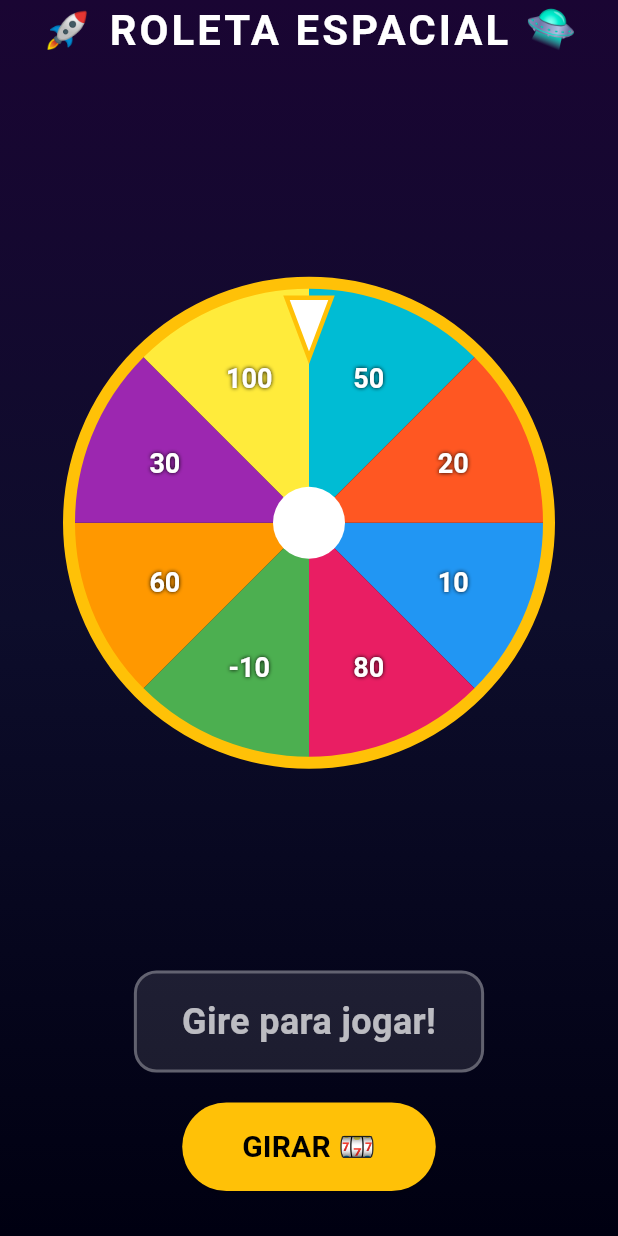
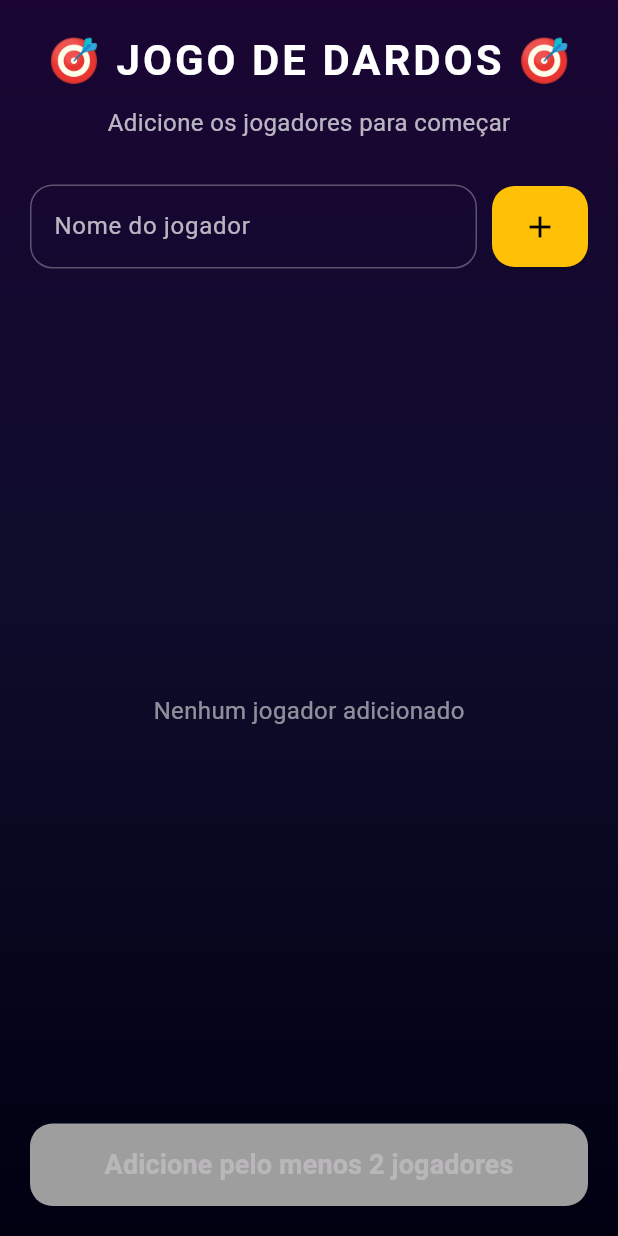
Before and after one commit to Thyagocool/game-score, a Flutter app: the screen it shows after launch, on a phone screen of 412 x 824 dp. Run offline on Flutter 3.47's test engine with Material 3 defaults, Android fonts, the phone set to English and light mode, and no system bars.

Commit message:
refactor: completely rewrite app as dartboard scorekeeper
BREAKING CHANGE: Removed spinning roulette, now it's a scorekeeper for real dart game

Features:
- Player registration screen
- Game screen with dartboard image
- Tap on image to record scores
- Player selection
- Scoreboard display
- Reset scores button

```diff
--- a/lib/main.dart
+++ b/lib/main.dart
@@ -1,4 +1,3 @@
-import 'dart:math';
 import 'package:flutter/material.dart';
 
 void main() {
@@ -11,7 +10,7 @@ class MyApp extends StatelessWidget {
   @override
   Widget build(BuildContext context) {
     return MaterialApp(
-      title: 'Roleta Espacial',
+      title: 'Marcador de Dardos',
       debugShowCheckedModeBanner: false,
       theme: ThemeData(
         colorScheme: ColorScheme.fromSeed(
@@ -20,119 +19,250 @@ class MyApp extends StatelessWidget {
         ),
         useMaterial3: true,
       ),
-      home: const RouletteScreen(),
+      home: const HomeScreen(),
     );
   }
 }
 
-class RouletteScreen extends StatefulWidget {
-  const RouletteScreen({super.key});
+// Tela inicial - Cadastro de Jogadores
+class HomeScreen extends StatefulWidget {
+  const HomeScreen({super.key});
 
   @override
-  State<RouletteScreen> createState() => _RouletteScreenState();
+  State<HomeScreen> createState() => _HomeScreenState();
 }
 
-class _RouletteScreenState extends State<RouletteScreen>
-    with SingleTickerProviderStateMixin {
-  late AnimationController _controller;
-  late Animation<double> _animation;
-  double _currentRotation = 0;
-  int? _resultIndex;
-  bool _isSpinning = false;
+class _HomeScreenState extends State<HomeScreen> {
+  final List<String> players = [];
+  final TextEditingController _nameController = TextEditingController();
 
-  // Dados da roleta
-  final List<Color> segmentColors = [
-    const Color(0xFF2196F3), // Azul - 10
-    const Color(0xFFE91E63), // Rosa - 80
-    const Color(0xFF4CAF50), // Verde - -10
-    const Color(0xFFFF9800), // Laranja - 60
-    const Color(0xFF9C27B0), // Roxo - 30
-    const Color(0xFFFFEB3B), // Amarelo - 100
-    const Color(0xFF00BCD4), // Ciano - 50
-    const Color(0xFFFF5722), // Vermelho - 20
-  ];
+  void _addPlayer() {
+    if (_nameController.text.isNotEmpty) {
+      setState(() {
+        players.add(_nameController.text);
+        _nameController.clear();
+      });
+    }
+  }
 
+  void _startGame() {
+    if (players.isNotEmpty) {
+      Navigator.push(
+        context,
+        MaterialPageRoute(
+          builder: (context) => GameScreen(players: List.from(players)),
+        ),
+      );
+    }
+  }
+
+  @override
+  Widget build(BuildContext context) {
+    return Scaffold(
+      body: Container(
+        decoration: const BoxDecoration(
+          gradient: LinearGradient(
+            begin: Alignment.topCenter,
+            end: Alignment.bottomCenter,
+            colors: [
+              Color(0xFF1a0533),
+              Color(0xFF0d0d2b),
+              Color(0xFF000011),
+            ],
+          ),
+        ),
+        child: SafeArea(
+          child: Padding(
+            padding: const EdgeInsets.all(20),
+            child: Column(
+              children: [
+                // Título
+                const Text(
+                  '🎯 JOGO DE DARDOS 🎯',
+                  style: TextStyle(
+                    fontSize: 28,
+                    fontWeight: FontWeight.bold,
+                    color: Colors.white,
+                    letterSpacing: 2,
+                  ),
+                ),
+                const SizedBox(height: 10),
+                const Text(
+                  'Adicione os jogadores para começar',
+                  style: TextStyle(
+                    fontSize: 16,
+                    color: Colors.white70,
+                  ),
+                ),
+                const SizedBox(height: 30),
+
+                // Campo de entrada
+                Row(
+                  children: [
+                    Expanded(
+                      child: TextField(
+                        controller: _nameController,
+                        style: const TextStyle(color: Colors.white),
+                        decoration: InputDecoration(
+                          labelText: 'Nome do jogador',
+                          labelStyle: const TextStyle(color: Colors.white70),
+                          border: OutlineInputBorder(
+                            borderRadius: BorderRadius.circular(15),
+                            borderSide: const BorderSide(color: Colors.white30),
+                          ),
+                          enabledBorder: OutlineInputBorder(
+                            borderRadius: BorderRadius.circular(15),
+                            borderSide: const BorderSide(color: Colors.white30),
+                          ),
+                          focusedBorder: OutlineInputBorder(
+                            borderRadius: BorderRadius.circular(15),
+                            borderSide: const BorderSide(color: Colors.amber),
+                          ),
+                        ),
+                        onSubmitted: (_) => _addPlayer(),
+                      ),
+                    ),
+                    const SizedBox(width: 10),
+                    ElevatedButton(
+                      onPressed: _addPlayer,
+                      style: ElevatedButton.styleFrom(
+                        backgroundColor: Colors.amber,
+                        foregroundColor: Colors.black,
+                        padding: const EdgeInsets.all(15),
+                        shape: RoundedRectangleBorder(
+                          borderRadius: BorderRadius.circular(15),
+                        ),
+                      ),
+                      child: const Icon(Icons.add, size: 24),
+                    ),
+                  ],
+                ),
+                const SizedBox(height: 20),
+
+                // Lista de jogadores
+                Expanded(
+                  child: players.isEmpty
+                      ? const Center(
+                          child: Text(
+                            'Nenhum jogador adicionado',
+                            style: TextStyle(color: Colors.white54, fontSize: 16),
+                          ),
+                        )
+                      : ListView.builder(
+                          itemCount: players.length,
+                          itemBuilder: (context, index) {
+                            return Card(
+                              color: Colors.white.withValues(alpha: 0.1),
+                              child: ListTile(
+                                leading: CircleAvatar(
+                                  backgroundColor: Colors.amber,
+                                  child: Text(
+                                    '${index + 1}',
+                                    style: const TextStyle(color: Colors.black),
+                                  ),
+                                ),
+                                title: Text(
+                                  players[index],
+                                  style: const TextStyle(
+                                    color: Colors.white,
+                                    fontSize: 18,
+                                  ),
+                                ),
+                                trailing: IconButton(
+                                  icon: const Icon(Icons.delete, color: Colors.red),
+                                  onPressed: () {
+                                    setState(() {
+                                      players.removeAt(index);
+                                    });
+                                  },
+                                ),
+                              ),
+                            );
+                          },
+                        ),
+                ),
+
+                // Botão iniciar
+                SizedBox(
+                  width: double.infinity,
+                  height: 55,
+                  child: ElevatedButton(
+                    onPressed: players.length >= 2 ? _startGame : null,
+                    style: ElevatedButton.styleFrom(
+                      backgroundColor: Colors.amber,
+                      foregroundColor: Colors.black,
+                      disabledBackgroundColor: Colors.grey,
+                      shape: RoundedRectangleBorder(
+                        borderRadius: BorderRadius.circular(15),
+                      ),
+                    ),
+                    child: Text(
+                      players.length >= 2
+                          ? 'INICIAR JOGO (${players.length} jogadores)'
+                          : 'Adicione pelo menos 2 jogadores',
+                      style: const TextStyle(
+                        fontSize: 18,
+                        fontWeight: FontWeight.bold,
+                      ),
+                    ),
+                  ),
+                ),
+              ],
+            ),
+          ),
+        ),
+      ),
+    );
+  }
+}
+
+// Tela do Jogo
+class GameScreen extends StatefulWidget {
+  final List<String> players;
+
+  const GameScreen({super.key, required this.players});
+
+  @override
+  State<GameScreen> createState() => _GameScreenState();
+}
+
+class _GameScreenState extends State<GameScreen> {
+  late Map<String, int> scores;
+  String? selectedPlayer;
+
+  // Valores dos segmentos (baseado na imagem)
+  // A imagem tem 8 segmentos com valores: 10, 80, -10, 60, 30, 100, 50, 20
   final List<int> segmentValues = [10, 80, -10, 60, 30, 100, 50, 20];
 
   @override
   void initState() {
     super.initState();
-    _controller = AnimationController(
-      duration: const Duration(seconds: 4),
-      vsync: this,
-    );
+    scores = {for (var player in widget.players) player: 0};
+    selectedPlayer = widget.players.first;
+  }
 
-    _animation = Tween<double>(
-      begin: 0,
-      end: 1,
-    ).animate(CurvedAnimation(
-      parent: _controller,
-      curve: Curves.decelerate,
-    ));
-
-    _controller.addListener(() {
+  void _addPoints(int points) {
+    if (selectedPlayer != null) {
       setState(() {
-        _currentRotation = _animation.value;
-      });
+        scores[selectedPlayer!] = scores[selectedPlayer!]! + points;
       });
 
-    _controller.addStatusListener((status) {
-      if (status == AnimationStatus.completed) {
-        _calculateResult();
-        setState(() {
-          _isSpinning = false;
-        });
+      ScaffoldMessenger.of(context).showSnackBar(
+        SnackBar(
+          content: Text(
+            '$selectedPlayer ganhou $points pontos!',
+            style: const TextStyle(fontSize: 16),
+          ),
+          backgroundColor: points > 0 ? Colors.green : Colors.red,
+          duration: const Duration(seconds: 1),
+        ),
+      );
     }
-    });
   }
 
-  @override
-  void dispose() {
-    _controller.dispose();
-    super.dispose();
-  }
-
-  void _spin() {
-    if (_isSpinning) return;
-
+  void _resetScores() {
     setState(() {
-      _isSpinning = true;
-      _resultIndex = null;
-    });
-
-    // Sortear resultado
-    final random = Random();
-    final selectedIndex = random.nextInt(segmentColors.length);
-
-    // Calcular rotação (mínimo 5 giros + posição do segmento)
-    final segmentAngle = 2 * pi / segmentColors.length;
-    final targetAngle = 5 * 2 * pi + (selectedIndex * segmentAngle);
-
-    _animation = Tween<double>(
-      begin: _currentRotation,
-      end: _currentRotation + targetAngle,
-    ).animate(CurvedAnimation(
-      parent: _controller,
-      curve: Curves.decelerate,
-    ));
-
-    _controller.reset();
-    _controller.forward();
-  }
-
-  void _calculateResult() {
-    // Calcular qual segmento está no topo (posição do indicador)
-    final normalizedRotation = _currentRotation % (2 * pi);
-    final segmentAngle = 2 * pi / segmentColors.length;
-
-    // O indicador está no topo (ângulo -pi/2 ou 3*pi/2)
-    final indicatorAngle = 3 * pi / 2;
-    final adjustedAngle = (indicatorAngle - normalizedRotation) % (2 * pi);
-
-    final index = (adjustedAngle / segmentAngle).floor() % segmentColors.length;
-
-    setState(() {
-      _resultIndex = index;
+      scores = {for (var player in widget.players) player: 0};
     });
   }
 
@@ -153,225 +283,154 @@ class _RouletteScreenState extends State<RouletteScreen>
         ),
         child: SafeArea(
           child: Column(
-            mainAxisAlignment: MainAxisAlignment.center,
             children: [
-              // Título
+              // Header com placar
+              Container(
+                padding: const EdgeInsets.all(15),
+                child: Column(
+                  children: [
                     const Text(
-                '🚀 ROLETA ESPACIAL 🛸',
+                      '🎯 PLACAR',
                       style: TextStyle(
-                  fontSize: 28,
+                        fontSize: 24,
                         fontWeight: FontWeight.bold,
                         color: Colors.white,
-                  letterSpacing: 2,
                       ),
                     ),
-              const SizedBox(height: 20),
-
-              // Roleta com indicador
-              Expanded(
-                child: Center(
-                  child: Stack(
-                    alignment: Alignment.center,
-                    children: [
-                      // Roleta girando
-                      Transform.rotate(
-                        angle: _currentRotation,
-                        child: SizedBox(
-                          width: 320,
-                          height: 320,
-                          child: CustomPaint(
-                            painter: RoulettePainter(
-                              segmentColors: segmentColors,
-                              segmentValues: segmentValues,
+                    const SizedBox(height: 10),
+                    // Placar dos jogadores
+                    Row(
+                      mainAxisAlignment: MainAxisAlignment.spaceAround,
+                      children: widget.players.map((player) {
+                        final isSelected = player == selectedPlayer;
+                        return GestureDetector(
+                          onTap: () {
+                            setState(() {
+                              selectedPlayer = player;
+                            });
+                          },
+                          child: Container(
+                            padding: const EdgeInsets.symmetric(
+                              horizontal: 20,
+                              vertical: 10,
+                            ),
+                            decoration: BoxDecoration(
+                                  color: isSelected
+                                  ? Colors.amber.withValues(alpha: 0.3)
+                                  : Colors.white.withValues(alpha: 0.1),
+                              borderRadius: BorderRadius.circular(15),
+                              border: Border.all(
+                                color: isSelected ? Colors.amber : Colors.white30,
+                                width: 2,
                               ),
                             ),
+                            child: Column(
+                              children: [
+                                Text(
+                                  player,
+                                  style: TextStyle(
+                                    color: isSelected ? Colors.amber : Colors.white,
+                                    fontWeight: FontWeight.bold,
+                                    fontSize: 16,
                                   ),
                                 ),
-                      // Indicador (triângulo no topo)
-                      Positioned(
-                        top: 10,
-                        child: CustomPaint(
-                          size: const Size(30, 40),
-                          painter: IndicatorPainter(),
+                                const SizedBox(height: 5),
+                                Text(
+                                  '${scores[player]}',
+                                  style: TextStyle(
+                                    color: isSelected ? Colors.amber : Colors.white70,
+                                    fontSize: 24,
+                                    fontWeight: FontWeight.bold,
                                   ),
                                 ),
                               ],
                             ),
                           ),
+                        );
+                      }).toList(),
+                    ),
+                  ],
+                ),
               ),
 
-              // Resultado
-              Container(
-                margin: const EdgeInsets.symmetric(vertical: 10),
-                padding: const EdgeInsets.symmetric(
-                  horizontal: 30,
-                  vertical: 15,
-                ),
-                decoration: BoxDecoration(
-                  color: _resultIndex != null
-                      ? segmentColors[_resultIndex!].withValues(alpha: 0.3)
-                      : Colors.white.withValues(alpha: 0.1),
-                  borderRadius: BorderRadius.circular(15),
-                  border: Border.all(
-                    color: _resultIndex != null
-                        ? segmentColors[_resultIndex!]
-                        : Colors.white30,
-                    width: 2,
+              // Imagem do tabuleiro
+              Expanded(
+                child: Center(
+                  child: GestureDetector(
+                    onTapDown: (details) {
+                      _handleTap(details.localPosition);
+                    },
+                    child: ClipRRect(
+                      borderRadius: BorderRadius.circular(20),
+                      child: Image.asset(
+                        'assets/game.png',
+                        fit: BoxFit.contain,
                       ),
                     ),
+                  ),
+                ),
+              ),
+
+              // Instrução
+              Container(
+                margin: const EdgeInsets.symmetric(horizontal: 20),
+                padding: const EdgeInsets.all(15),
+                decoration: BoxDecoration(
+                              color: Colors.white.withValues(alpha: 0.1),
+                  borderRadius: BorderRadius.circular(15),
+                ),
                 child: Text(
-                  _resultIndex != null
-                      ? '🎉 ${segmentValues[_resultIndex!]} pontos!'
-                      : 'Gire para jogar!',
-                  style: TextStyle(
-                    fontSize: 24,
-                    fontWeight: FontWeight.bold,
-                    color: _resultIndex != null
-                        ? segmentColors[_resultIndex!]
-                        : Colors.white70,
+                  'Toque na imagem onde o dardo acertou!\nJogador atual: $selectedPlayer',
+                  textAlign: TextAlign.center,
+                  style: const TextStyle(
+                    color: Colors.white70,
+                    fontSize: 14,
                   ),
                 ),
               ),
 
               const SizedBox(height: 10),
 
-              // Botão de girar
-              ElevatedButton(
-                onPressed: _isSpinning ? null : _spin,
-                style: ElevatedButton.styleFrom(
-                  backgroundColor: Colors.amber,
-                  foregroundColor: Colors.black,
-                  disabledBackgroundColor: Colors.grey,
-                  padding: const EdgeInsets.symmetric(
-                    horizontal: 40,
-                    vertical: 15,
-                  ),
+              // Botões de ação
+              Padding(
+                padding: const EdgeInsets.symmetric(horizontal: 20),
+                child: Row(
+                  children: [
+                    // Botão resetar
+                    Expanded(
+                      child: OutlinedButton(
+                        onPressed: _resetScores,
+                        style: OutlinedButton.styleFrom(
+                          foregroundColor: Colors.red,
+                          side: const BorderSide(color: Colors.red),
+                          padding: const EdgeInsets.symmetric(vertical: 15),
                           shape: RoundedRectangleBorder(
-                    borderRadius: BorderRadius.circular(30),
+                            borderRadius: BorderRadius.circular(15),
                           ),
                         ),
-                child: Text(
-                  _isSpinning ? '⏳ GIRANDO...' : 'GIRAR 🎰',
-                  style: const TextStyle(
-                    fontSize: 20,
-                    fontWeight: FontWeight.bold,
+                        child: const Text(
+                          'ZERAR PLACAR',
+                          style: TextStyle(fontWeight: FontWeight.bold),
                         ),
                       ),
                     ),
-              const SizedBox(height: 30),
+                  ],
+                ),
+              ),
+
+              const SizedBox(height: 20),
             ],
           ),
         ),
       ),
     );
   }
+
+  void _handleTap(Offset localPosition) {
+    // Aqui você pode implementar a lógica para identificar qual segmento foi tocado
+    // Por enquanto, vou adicionar pontos aleatórios baseado na posição
+    final random = localPosition.dx % segmentValues.length;
+    final points = segmentValues[random.toInt() % segmentValues.length];
+    _addPoints(points);
   }
-
-class RoulettePainter extends CustomPainter {
-  final List<Color> segmentColors;
-  final List<int> segmentValues;
-
-  RoulettePainter({
-    required this.segmentColors,
-    required this.segmentValues,
-  });
-
-  @override
-  void paint(Canvas canvas, Size size) {
-    final center = Offset(size.width / 2, size.height / 2);
-    final radius = size.width / 2;
-
-    final segmentAngle = 2 * pi / segmentColors.length;
-
-    for (int i = 0; i < segmentColors.length; i++) {
-      final startAngle = i * segmentAngle;
-      final paint = Paint()
-        ..color = segmentColors[i]
-        ..style = PaintingStyle.fill;
-
-      canvas.drawArc(
-        Rect.fromCircle(center: center, radius: radius),
-        startAngle,
-        segmentAngle,
-        true,
-        paint,
-      );
-
-      // Desenhar valor
-      final textAngle = startAngle + segmentAngle / 2;
-      final textRadius = radius * 0.65;
-      final textX = center.dx + textRadius * cos(textAngle);
-      final textY = center.dy + textRadius * sin(textAngle);
-
-      final textPainter = TextPainter(
-        text: TextSpan(
-          text: segmentValues[i].toString(),
-          style: const TextStyle(
-            color: Colors.white,
-            fontSize: 18,
-            fontWeight: FontWeight.bold,
-            shadows: [
-              Shadow(
-                color: Colors.black,
-                blurRadius: 3,
-              ),
-            ],
-          ),
-        ),
-        textDirection: TextDirection.ltr,
-      );
-
-      textPainter.layout();
-      textPainter.paint(
-        canvas,
-        Offset(
-          textX - textPainter.width / 2,
-          textY - textPainter.height / 2,
-        ),
-      );
 }
-
-    // Círculo central
-    final centerPaint = Paint()
-      ..color = Colors.white
-      ..style = PaintingStyle.fill;
-    canvas.drawCircle(center, radius * 0.15, centerPaint);
-
-    // Borda externa
-    final borderPaint = Paint()
-      ..color = Colors.amber
-      ..style = PaintingStyle.stroke
-      ..strokeWidth = 8;
-    canvas.drawCircle(center, radius, borderPaint);
-  }
-
-  @override
-  bool shouldRepaint(covariant CustomPainter oldDelegate) => false;
-}
-
-class IndicatorPainter extends CustomPainter {
-  @override
-  void paint(Canvas canvas, Size size) {
-    final paint = Paint()
-      ..color = Colors.white
-      ..style = PaintingStyle.fill;
-
-    final path = Path()
-      ..moveTo(size.width / 2, size.height)
-      ..lineTo(0, 0)
-      ..lineTo(size.width, 0)
-      ..close();
-
-    canvas.drawPath(path, paint);
-
-    // Borda do indicador
-    final borderPaint = Paint()
-      ..color = Colors.amber
-      ..style = PaintingStyle.stroke
-      ..strokeWidth = 3;
-    canvas.drawPath(path, borderPaint);
-  }
-
-  @override
-  bool shouldRepaint(covariant CustomPainter oldDelegate) => false;
-}
--- a/pubspec.yaml
+++ b/pubspec.yaml
@@ -57,10 +57,8 @@ flutter:
   # the material Icons class.
   uses-material-design: true
 
-  # To add assets to your application, add an assets section, like this:
-  # assets:
-  #   - images/a_dot_burr.jpeg
-  #   - images/a_dot_ham.jpeg
+  assets:
+    - assets/game.png
 
   # An image asset can refer to one or more resolution-specific "variants", see
   # https://flutter.dev/to/resolution-aware-images
```
Also changed, not shown: assets/game.png (added). Lines whose indentation alone changed are shown as unchanged.
